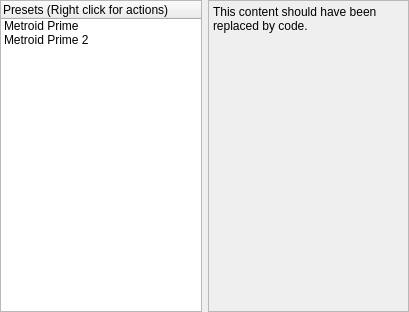
Above: randovania/gui/ui_files/select_preset_widget.ui from randovania/randovania before the change. Below: the same form after it.
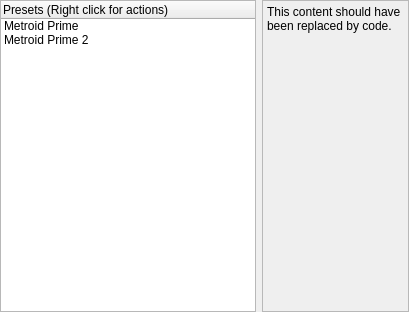
That is the form after the change. Custom widgets are drawn as their Qt base class.

Commit message:
Better handle invalid presets
- Disable menu actions that need a preset if it's invalid
- Add a clickable link that opens the preset dir when there's an error
- Show full error stack for unknown errors

```diff
--- a/randovania/gui/ui_files/select_preset_widget.ui
+++ b/randovania/gui/ui_files/select_preset_widget.ui
@@ -25,6 +25,12 @@
    </property>
    <item row="2" column="2" colspan="2">
     <widget class="QScrollArea" name="create_scroll_area">
+     <property name="sizePolicy">
+      <sizepolicy hsizetype="Preferred" vsizetype="Expanding">
+       <horstretch>0</horstretch>
+       <verstretch>0</verstretch>
+      </sizepolicy>
+     </property>
      <property name="widgetResizable">
       <bool>true</bool>
      </property>
@@ -33,7 +39,7 @@
        <rect>
         <x>0</x>
         <y>0</y>
-        <width>200</width>
+        <width>147</width>
         <height>310</height>
        </rect>
       </property>
@@ -52,12 +58,6 @@
        </property>
        <item>
         <widget class="QLabel" name="create_preset_description">
-         <property name="sizePolicy">
-          <sizepolicy hsizetype="Ignored" vsizetype="Preferred">
-           <horstretch>0</horstretch>
-           <verstretch>0</verstretch>
-          </sizepolicy>
-         </property>
          <property name="minimumSize">
           <size>
            <width>0</width>
@@ -81,11 +81,11 @@
    </item>
    <item row="2" column="0" colspan="2">
     <widget class="PresetTreeWidget" name="create_preset_tree">
-     <property name="sizePolicy">
-      <sizepolicy hsizetype="Ignored" vsizetype="Expanding">
-       <horstretch>0</horstretch>
-       <verstretch>0</verstretch>
-      </sizepolicy>
+     <property name="minimumSize">
+      <size>
+       <width>200</width>
+       <height>0</height>
+      </size>
      </property>
      <property name="contextMenuPolicy">
       <enum>Qt::CustomContextMenu</enum>
```
The commit also changes 9 other files.
